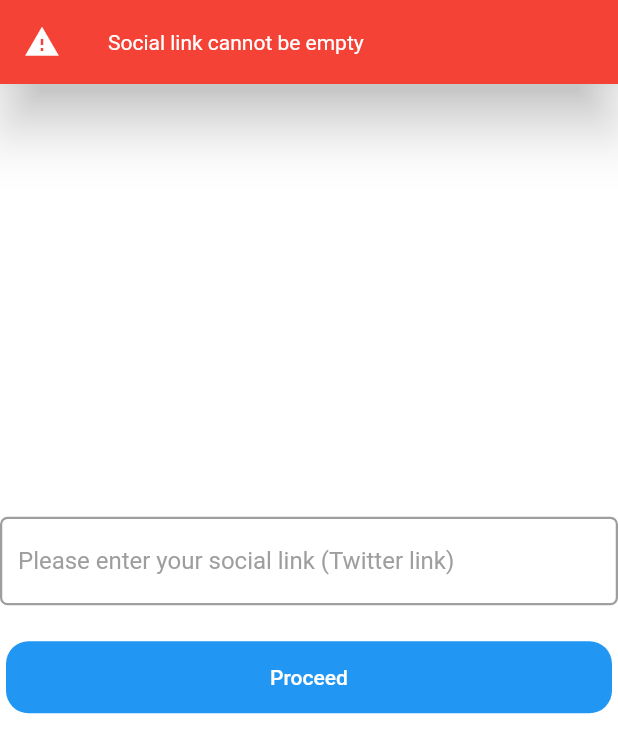
After one commit to Algure/Follow-Me, a Flutter app: the LoginScreen screen opened directly, after a tap on "Proceed", on a phone screen of 412 x 824 dp. The commit adds this screen. Shown: the top 753 px of the screen. Run offline on Flutter 3.47's test engine with Material 2 defaults, Android fonts, the phone set to English and light mode, and no system bars; drawn by our look-alikes of overlay_support; our stand-ins replace carousel_slider, connectivity, flutter_easyloading, flutter_progress_hud, shared_preferences; accounts and stored records are empty; network calls fail.

Commit message:
added login screen

```diff
--- a/lib/custom_widgets/profile_list.dart
+++ b/lib/custom_widgets/profile_list.dart
@@ -1,3 +1,4 @@
+import 'package:flutter/cupertino.dart';
 import 'package:flutter/material.dart';
 import 'package:follow_me/constants.dart';
 import 'package:follow_me/data_objects/profile.dart';
@@ -18,7 +19,7 @@ class ProfileLitem extends StatelessWidget {
       child: Material(
         elevation: 15,
         color: Colors.white,
-        borderRadius: BorderRadius.all(Radius.circular(10)),
+        borderRadius: BorderRadius.all(Radius.circular(20)),
         child: Container(
           decoration: BoxDecoration(
             borderRadius: BorderRadius.all( Radius.circular(15))
@@ -53,7 +54,13 @@ class ProfileLitem extends StatelessWidget {
                   child: Text(profile.link??'', style: kNavTextStyle.copyWith(color: Colors.blue),),
                 ),
               ),
-              trailing: Image.asset(_getImageIcon(), height: 50, width: 50,),
+              trailing: Container(
+                height: 90,
+                width: 50,
+                child: Align(
+                    alignment:Alignment.bottomLeft,
+                    child: Image.asset(_getImageIcon(), height: 20, width: 20,)),
+              ),
             ),
           ),
         ),
--- /dev/null
+++ b/lib/screens/login_screen.dart
@@ -0,0 +1,170 @@
+import 'package:flutter/cupertino.dart';
+import 'package:flutter/material.dart';
+import 'package:flutter_easyloading/flutter_easyloading.dart';
+import 'package:follow_me/azure.dart';
+import 'package:follow_me/constants.dart';
+import 'package:follow_me/data_objects/profile.dart';
+import 'package:follow_me/my_button.dart';
+import 'package:follow_me/screens/home_screen.dart';
+import 'package:follow_me/utitlity_functions.dart';
+import 'package:url_launcher/url_launcher.dart';
+
+class LoginScreen extends StatefulWidget {
+  @override
+  _LoginScreenState createState() => _LoginScreenState();
+}
+
+class _LoginScreenState extends State<LoginScreen> {
+  bool _linkInFocus=false;
+  String _link='';
+  Color hintColor=Colors.grey;
+  Color hintSelectedColor=Colors.blue;
+  String? _iconString;
+  Widget _socialIcon=SizedBox.shrink();
+
+
+  @override
+  Widget build(BuildContext context) {
+    return Scaffold(
+      backgroundColor: Colors.white,
+      body: Column(
+        mainAxisAlignment: MainAxisAlignment.center,
+        crossAxisAlignment: CrossAxisAlignment.center,
+        children: [
+          Focus(
+            onFocusChange: (hasFocus) {
+              setState(() => _linkInFocus=hasFocus);
+            },
+            child: TextFormField(
+                controller: TextEditingController(
+                    text: _link,
+                ),
+                style: TextStyle(color: Colors.black),//kInputTextStyle,
+                textAlign: TextAlign.start,
+                autofocus: false,
+                onEditingComplete: (){
+                  // setState(() {
+                  //   _descFocus.unfocus();
+                  // });
+                },
+                onChanged: (text){
+                  _link=text;
+                  _setSocialIcon();
+                  },
+                textInputAction: TextInputAction.next,
+                decoration: InputDecoration(
+                    filled: true,
+                    fillColor: Colors.white,
+                    labelText: 'Please enter your social link (Twitter link)',
+                    labelStyle: TextStyle(
+                        color:_linkInFocus?hintSelectedColor:hintColor
+                    ),
+                    suffixIcon: _socialIcon,
+                    focusedBorder: kLinedFocusedBorder,
+                    enabledBorder: kLinedBorder,
+                    disabledBorder: kLinedBorder
+                )
+            ),
+          ),
+          SizedBox(height: 20,),
+          MyButton(buttonColor: Colors.blue,
+            onPressed:() async {
+              _login();
+            },
+            textColor: Colors.white, text: 'Proceed', ),
+        ],
+      ),
+    );
+  }
+
+  void _setSocialIcon() {
+    String? iconString= _getImageIcon(_link);
+    if(iconString==null){
+      if(_socialIcon!=SizedBox.shrink()) {
+        setState(() {
+          _socialIcon = SizedBox.shrink();
+        });
+      }
+        return;
+    }
+    if(_iconString!=iconString){
+      _iconString=iconString;
+      _socialIcon=Image.asset(_iconString??'', height: 20, width: 20,);
+      setState(() {
+
+      });
+    }
+  }
+
+  void showProgress(bool bool) {
+    if(bool)EasyLoading.show(status: 'loading...');
+    else EasyLoading.dismiss();
+    setState(() {
+
+    });
+  }
+
+  _login() async {
+    showProgress(true);
+    _link = _link.trim();
+    if (_link == null || _link.isEmpty) {
+      showProgress(false);
+      uShowErrorNotification('Social link cannot be empty');
+      return;
+    } else if (!(await canLaunch(_link))) {
+      showProgress(false);
+      uShowErrorNotification( 'Invalid social link');
+      return;
+    }else if(_iconString==null || _iconString!.isEmpty){
+      showProgress(false);
+      uShowErrorNotification( 'Social link not recognised. Please try another !');
+      return;
+    }
+
+    Profile? prf;
+
+    String tittle='';
+    String fname='';
+    String sname='';
+    String? age='';
+    try {
+      prf = await AzureSingle().fetchProfile(_link);
+    }catch(e,t){
+      print('error: $e,  trace: $t');
+    }
+    if(prf!=null){
+      List<String> nameData= (( prf.name)??'').split(' ');
+      if(nameData.length==2) {
+        fname = nameData[0];
+        sname = nameData[1];
+        await uSetPrefsValue(kNameKey,'$fname $sname');
+      }
+      // _link= prf.id!;
+      tittle= prf.bio!;
+      age= prf.age!=null?'${prf.age}':'0';
+      await uSetPrefsValue(kBioKey,tittle);
+      await uSetPrefsValue(kAgeKey,'$age');
+    }
+    await uSetPrefsValue(kLinkKey,_link);
+
+    print('age: $age, _tittle: $tittle, _link: $_link, _fname:$fname, _sname: $sname');
+    showProgress(false);
+    Navigator.pushReplacement(context, MaterialPageRoute(builder: (context)=>MyHomePage(title: 'Home',)));
+  }
+
+  String? _getImageIcon(String link) {
+    String temp=link.toString().toLowerCase();
+    if(temp.contains('github')){
+      return 'images/github.png';
+    }else if(temp.contains('facebook')){
+      return 'images/facebook.png';
+    }else if(temp.contains('instagram')){
+      return 'images/instagram.png';
+    }else if(temp.contains('linkedin')){
+      return 'images/linkedin.png';
+    }else if(temp.contains('twitter')){
+      return 'images/twitter.png';
+    }
+    return null;
+  }
+}
--- a/lib/screens/profile_screen.dart
+++ b/lib/screens/profile_screen.dart
@@ -258,13 +258,14 @@ class _ProfileScreenState extends State<ProfileScreen> {
                     onFocusChange: (hasFocus) {
                       setState(() => _linkInFocus=hasFocus);
                     },
-                    child: TextFormField(
+                    child: TextField(
                         controller: TextEditingController(
                             text: _link
                         ),
                         style: TextStyle(color: Colors.black),//kInputTextStyle,
                         textAlign: TextAlign.start,
                         autofocus: false,
+                        enabled: false,
                         onEditingComplete: (){
                           // setState(() {
                           //   _descFocus.unfocus();
@@ -288,65 +289,7 @@ class _ProfileScreenState extends State<ProfileScreen> {
                   SizedBox(height: 20,),
                   MyButton(buttonColor: Colors.blue,
                     onPressed:() async {
-                  // ProgressHUD.of(context)!.show();
-                  //   try{
-                  //     _fname = _fname.trim();
-                  //     if (_fname == null || _fname.isEmpty) {
-                  //       ProgressHUD.of(context)!.dismiss();
-                  //       uShowErrorNotification ('First name cannot be empty');
-                  //       return;
-                  //     } else if (_fname.contains(' ')) {
-                  //       ProgressHUD.of(context)!.dismiss();
-                  //       uShowErrorNotification(
-                  //           'First name cannot contain white/empty space');
-                  //       return;
-                  //     }else if(_fname.length>nameLength){
-                  //       ProgressHUD.of(context)!.dismiss();
-                  //       uShowErrorNotification( 'First name length is too long');
-                  //       return;
-                  //     }
-                  //
-                  //     _sname = _sname.trim();
-                  //     if (_sname == null || _sname.isEmpty) {
-                  //       ProgressHUD.of(context)!.dismiss();
-                  //       uShowErrorNotification( 'Last/Sur name cannot be empty');
-                  //       return;
-                  //     } else if (_sname.contains(' ')) {
-                  //       ProgressHUD.of(context)!.dismiss();
-                  //       uShowErrorNotification(
-                  //           'Last/Sur name cannot contain white/empty space');
-                  //       return;
-                  //     }else if(_sname.length>nameLength){
-                  //       ProgressHUD.of(context)!.dismiss();
-                  //       uShowErrorNotification('Last name length is too long');
-                  //       return;
-                  //     }
-                  //
-                  //     _link = _link.trim();
-                  //     if (_link == null || _link.isEmpty) {
-                  //       ProgressHUD.of(context)!.dismiss();
-                  //       uShowErrorNotification('Twitter link cannot be empty');
-                  //       return;
-                  //     } else if (!(await canLaunch(_link))) {
-                  //       ProgressHUD.of(context)!.dismiss();
-                  //       showProgress(false);
-                  //   uShowErrorNotification( 'Invalid twitter link');
-                  //   return;
-                  //   }
-                  //
-                  //   if (!(await uCheckInternet())) {
-                  //     ProgressHUD.of(context)!.dismiss();
-                  //     uShowErrorNotification('No internet connection detected !');
-                  //     return;
-                  //   }
-                  //   await _updateProfile();
-                  //   uShowOkNotification('Profile updated');
-                  //   }catch(e){
-                  //   uShowErrorNotification( 'An error occured. Please check inputs.');
-                  //   print('error: ${e}');
-                  //   }
-                  //   ProgressHUD.of(context)!.dismiss();
-                      _uploadProfile();
+                       _uploadProfile();
                     },
                     textColor: Colors.white, text: 'Update', ),
 
```
